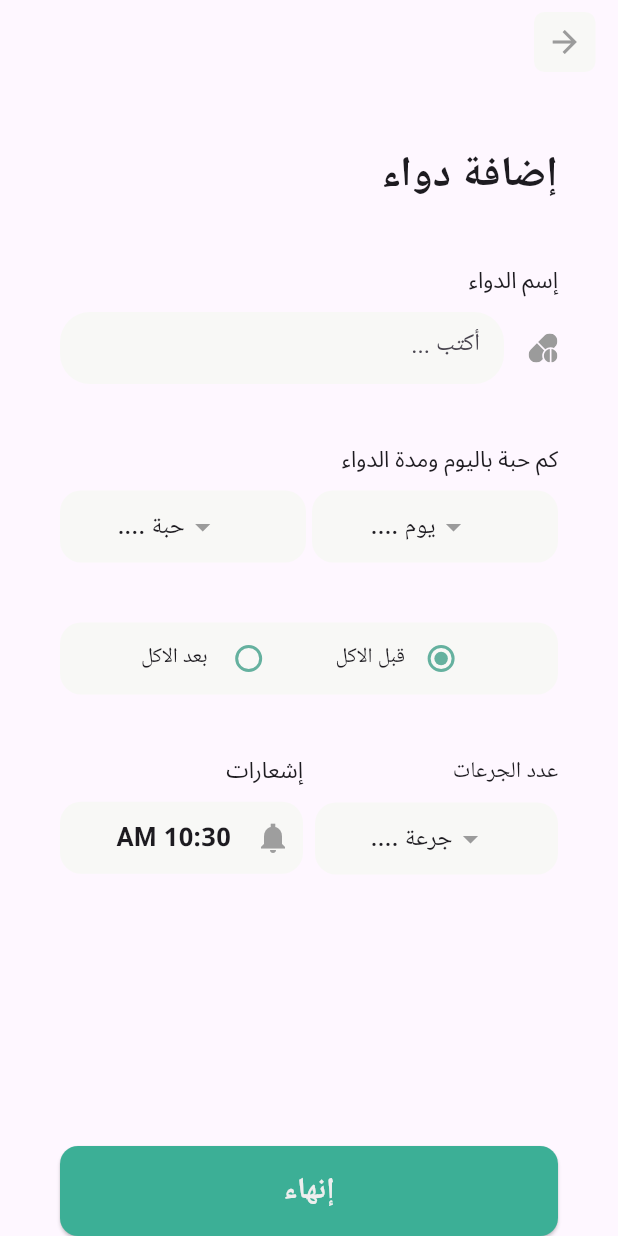
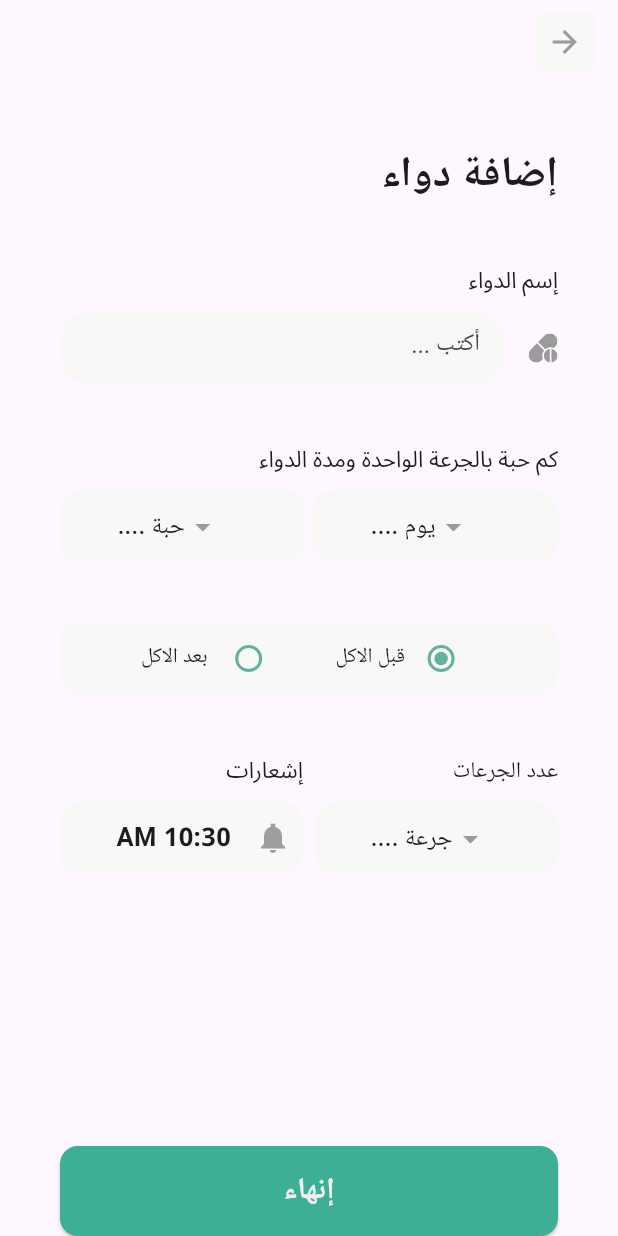
Before and after one commit to flutterCampTeam3/project9, a Flutter app: the AddMedicationPage screen opened directly, on a phone screen of 412 x 824 dp. Run offline on Flutter 3.47's test engine with Material 3 defaults, Android fonts, the light colour scheme and no system bars; our stand-ins replace bloc, dash_chat_2, flutter_bloc, flutter_dotenv, flutter_svg, get_it and 3 more; missing offline and left inert: flutter_barcode_scanner, timer_button; accounts and stored records are empty; Roboto replaces fonts that are missing (Vazirmatn).

Commit message:
ver1_ubdated_ui

```diff
--- a/lib/views/auth/bloc/auth_bloc.dart
+++ b/lib/views/auth/bloc/auth_bloc.dart
@@ -56,7 +56,7 @@ class AuthBloc extends Bloc<AuthEvent, AuthState> {
       try {
         await serviceLocator.login(
             email: event.email, password: event.password);
-
+        Future.delayed(const Duration(seconds: 5));
         emit(AuthSuccessState(msg: "تم تسجيل الدخول بنجاح"));
       } on AuthException catch (e) {
         emit(AuthErrorState(
--- a/lib/views/medicine/view/add_medication_page.dart
+++ b/lib/views/medicine/view/add_medication_page.dart
@@ -89,7 +89,7 @@ class _AddMedicationPageState extends State<AddMedicationPage> {
                   ),
                   height40,
                   const CustomLabel(
-                    label: "كم حبة باليوم ومدة الدواء",
+                    label: "كم حبة بالجرعة الواحدة ومدة الدواء",
                   ),
                   height10,
                   Row(
@@ -100,7 +100,7 @@ class _AddMedicationPageState extends State<AddMedicationPage> {
                         child: SizedBox(
                           height: 48,
                           child: dropdownWidget(
-                            type: '',
+                            type: 'day',
                             title: "يوم",
                             path: 'assets/images/calendar-fill 2.png',
                             count: 30,
@@ -113,7 +113,7 @@ class _AddMedicationPageState extends State<AddMedicationPage> {
                         child: SizedBox(
                           height: 48,
                           child: dropdownWidget(
-                            type: 'counts',
+                            type: 'pill',
                             title: "حبة",
                             path: 'assets/images/calendar-fill 1.png',
                             count: 20,
--- a/lib/widgets/custom_dropdawn.dart
+++ b/lib/widgets/custom_dropdawn.dart
@@ -9,7 +9,7 @@ class dropdownWidget extends StatefulWidget {
     super.key,
     required this.path,
     required this.title,
-    this.count = 3,
+    this.count = 30,
     required this.type,
     required this.page,
   });
@@ -27,6 +27,14 @@ class _dropdownWidgetState extends State<dropdownWidget> {
   @override
   Widget build(BuildContext context) {
     final locator = GetIt.I.get<DBServices>();
+    if (widget.page == 2) {
+      if (widget.type == "day") {
+        dropDownValue = locator.pellPireod.toString();
+      }
+      if (widget.type == "pill") {
+        dropDownValue = locator.pellCount.toString();
+      }
+    }
     return Expanded(
       child: Container(
         height: MediaQuery.of(context).size.height * 0.07,
@@ -53,7 +61,15 @@ class _dropdownWidgetState extends State<dropdownWidget> {
               ),
               onChanged: (value) {
                 setState(() {
-                  locator.dosesCounts = value!;
+                  if (value != null) {
+                    if (widget.type == "day") {
+                      locator.pellPireod = value;
+                    } else if (widget.type == "pill") {
+                      locator.pellCount = value;
+                    } else if (widget.type == "counts") {
+                      locator.dosesCounts = value;
+                    }
+                  }
                   dropDownValue = value.toString();
                 });
               },
```
